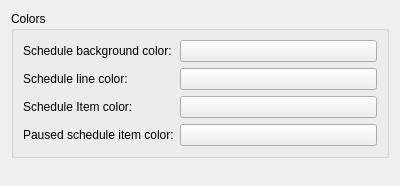
This is plugins/bwscheduler/bwprefpage.ui in KDE/ktorrent as Qt 5 draws it before an edit. The edited form follows.
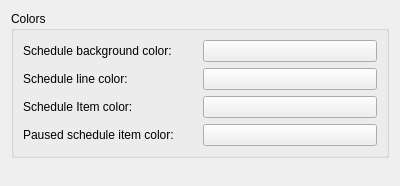
This is the edited form. Custom widgets are drawn as their Qt base class.

Commit message: Don't use QFormLayout, use QGridLayout instead, so that we are not dependant on Qt 4.4 and 4.3 can also be used

```diff
--- a/plugins/bwscheduler/bwprefpage.ui
+++ b/plugins/bwscheduler/bwprefpage.ui
@@ -15,7 +15,7 @@
      <property name="title" >
       <string>Colors</string>
      </property>
-     <layout class="QFormLayout" name="formLayout" >
+     <layout class="QGridLayout" name="gridLayout" >
       <item row="0" column="0" >
        <widget class="QLabel" name="label_2" >
         <property name="text" >
```
The commit also changes 1 other file.
